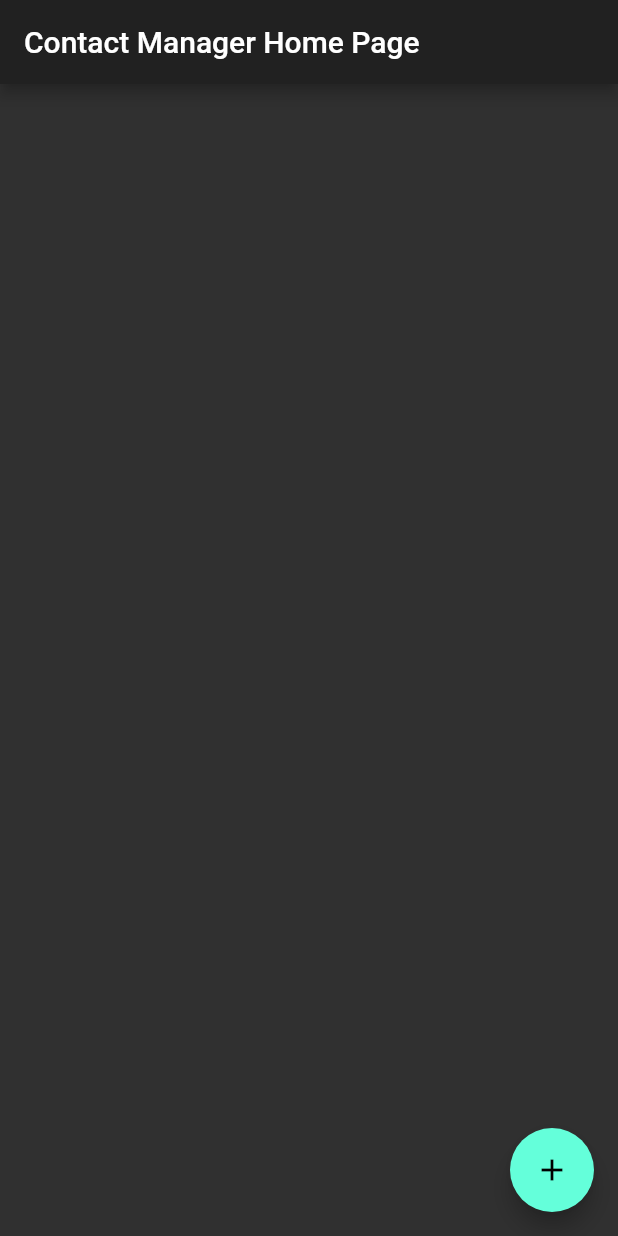
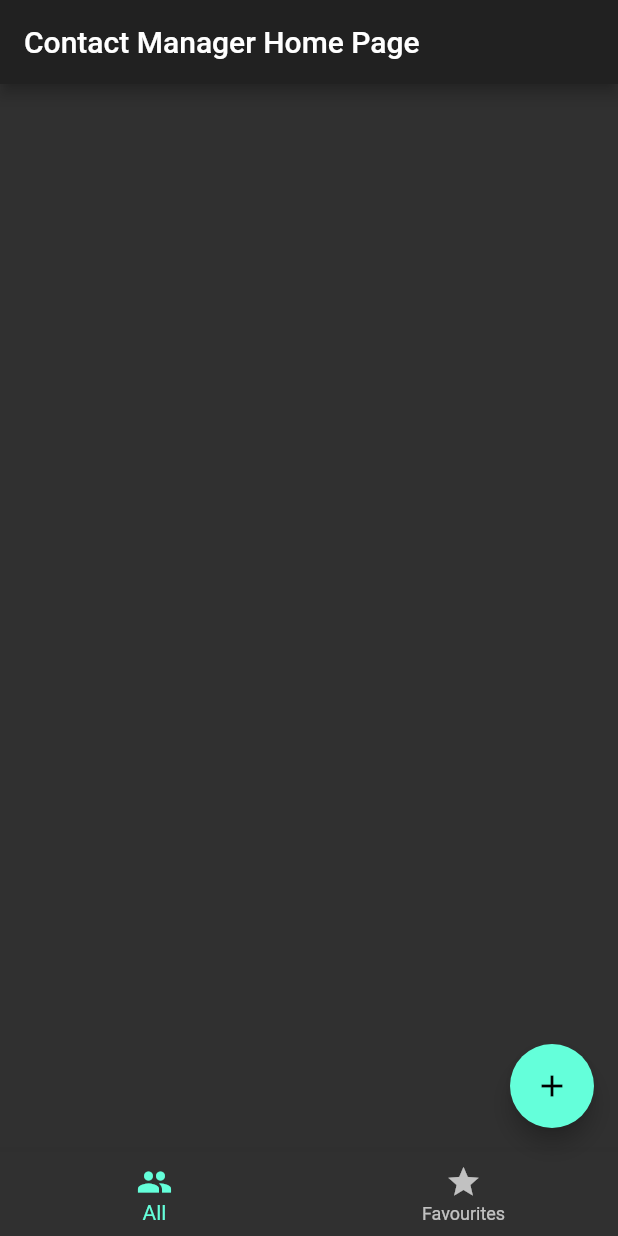
Before and after one commit to mrahimygk/contacts, a Flutter app: the screen it shows after launch, on a phone screen of 412 x 824 dp. Run offline on Flutter 3.47's test engine with Material 2 defaults, Android fonts, the phone set to English and light mode, and no system bars.

Commit message:
adding tabs: all & favs

```diff
--- a/lib/pages/ContactsListPage.dart
+++ b/lib/pages/ContactsListPage.dart
@@ -21,6 +21,19 @@ class _ContactsListPageState extends State<ContactsListPage> {
         tooltip: 'Add Contact',
         child: Icon(Icons.add),
       ),
+
+      bottomNavigationBar: BottomNavigationBar(
+        items: [
+          BottomNavigationBarItem(
+              icon: Icon(Icons.people),
+              title: Text("All")
+          ),
+          BottomNavigationBarItem(
+              icon: Icon(Icons.star),
+              title: Text("Favourites")
+          ),
+        ],
+      ),
     );
   }
 
```
